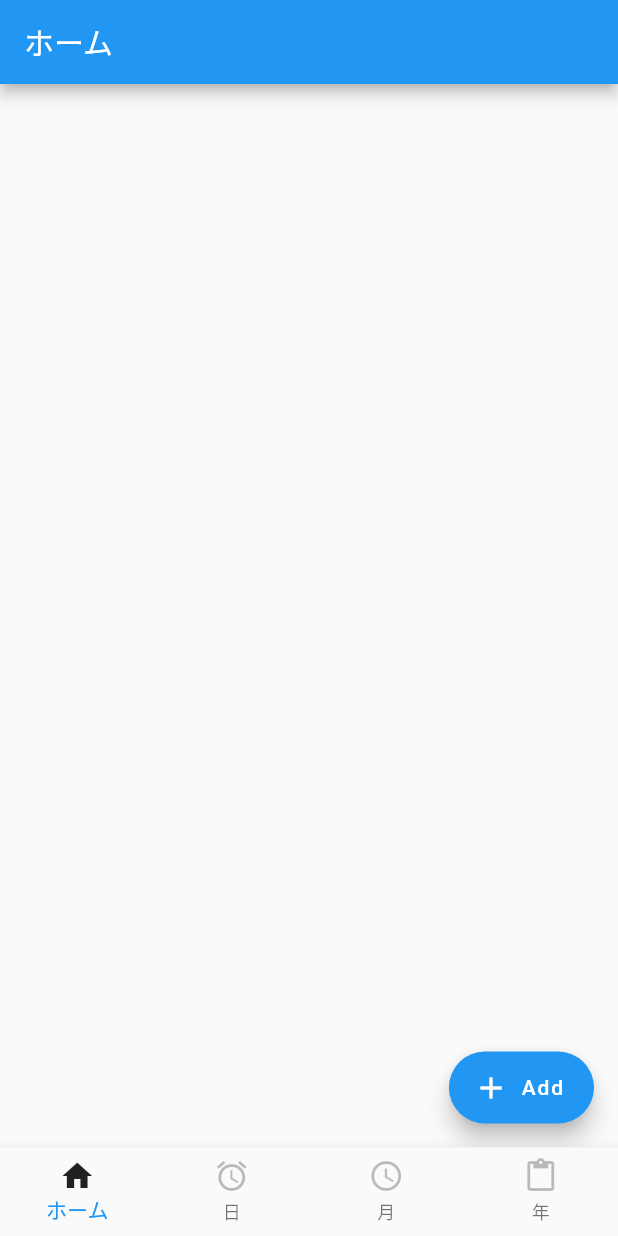
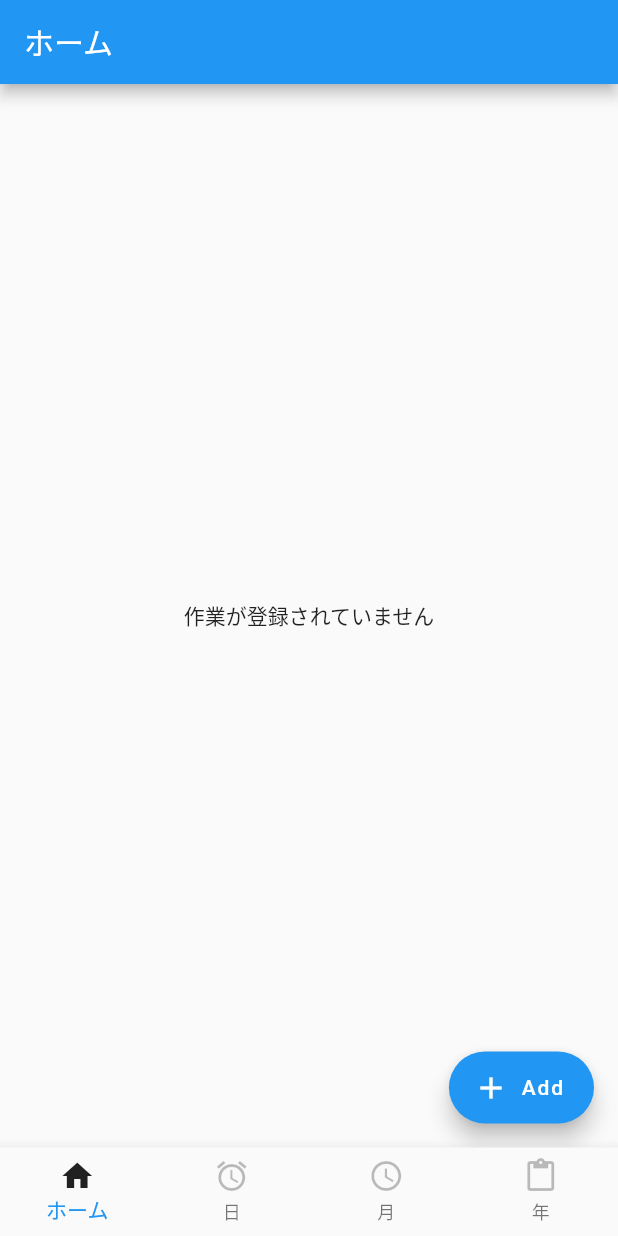
Before and after one commit to FirstSS-Sub/Time-Management-App, a Flutter app: the screen it shows after launch, on a phone screen of 412 x 824 dp. Run offline on Flutter 3.47's test engine with Material 2 defaults, Android fonts, the phone set to English and light mode, and no system bars; our stand-ins replace sqflite; accounts and stored records are empty.

```diff
--- a/lib/routes/home/home_view.dart
+++ b/lib/routes/home/home_view.dart
@@ -16,7 +16,7 @@ class HomeView extends StatelessWidget {
       body: StreamBuilder<List<DType>>(
         stream: _bloc.typeStream,
         builder: (BuildContext context, AsyncSnapshot<List<DType>> snapshot) {
-          if (snapshot.hasData) {
+          if (snapshot.data.length != 0) {
             return ListView.builder(
               itemCount: snapshot.data.length,
               itemBuilder: (context, int index) {
@@ -24,7 +24,7 @@ class HomeView extends StatelessWidget {
                 debugPrint("$index");
                 return Card(
                   child: ListTile(
-                    leading: Icon(Icons.list),
+                    //leading: Icon(Icons.list),
                     title: Text("${typeList.name}"),
                     subtitle: Text('sub_'+index.toString()),
                     trailing: Icon(Icons.edit),
```
Also changed, not shown: lib/register.dart (+11 -1 lines), pubspec.lock.
